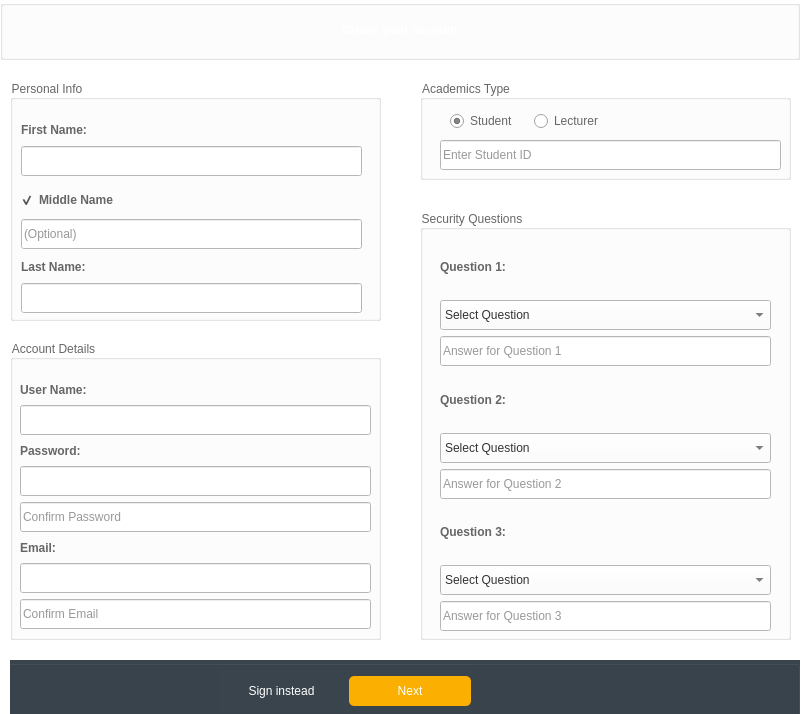
Above: SGS-FINAL-PROJECT/register.ui from 2013110993/SGS before the change. Below: the same form after it.
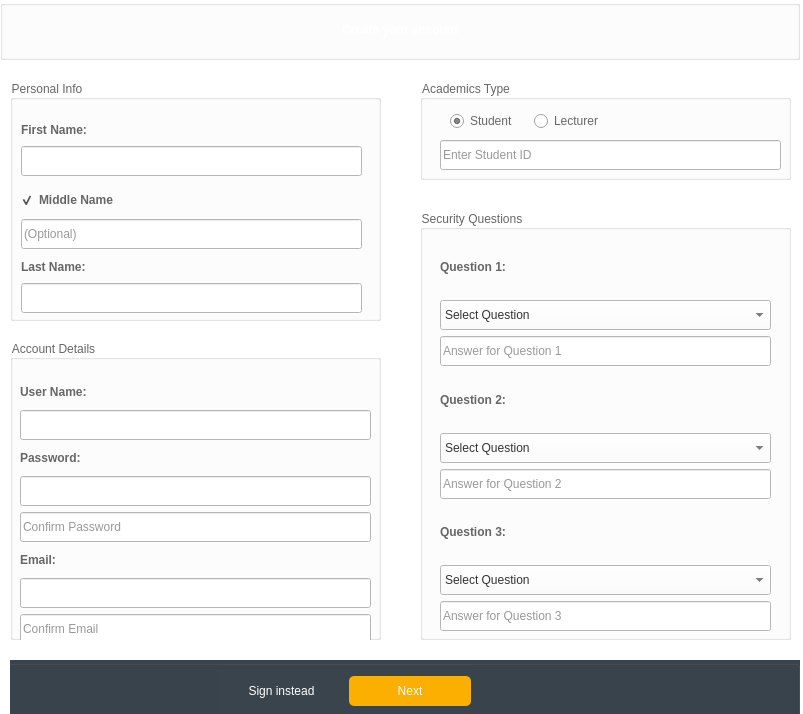
That is the form after the change. Icons and pictures are not drawn.

Patch:
```diff
--- a/SGS-FINAL-PROJECT/register.ui
+++ b/SGS-FINAL-PROJECT/register.ui
@@ -377,7 +377,7 @@
         <x>10</x>
         <y>40</y>
         <width>351</width>
-        <height>249</height>
+        <height>264</height>
        </rect>
       </property>
       <layout class="QVBoxLayout" name="verticalLayout_2">
```
